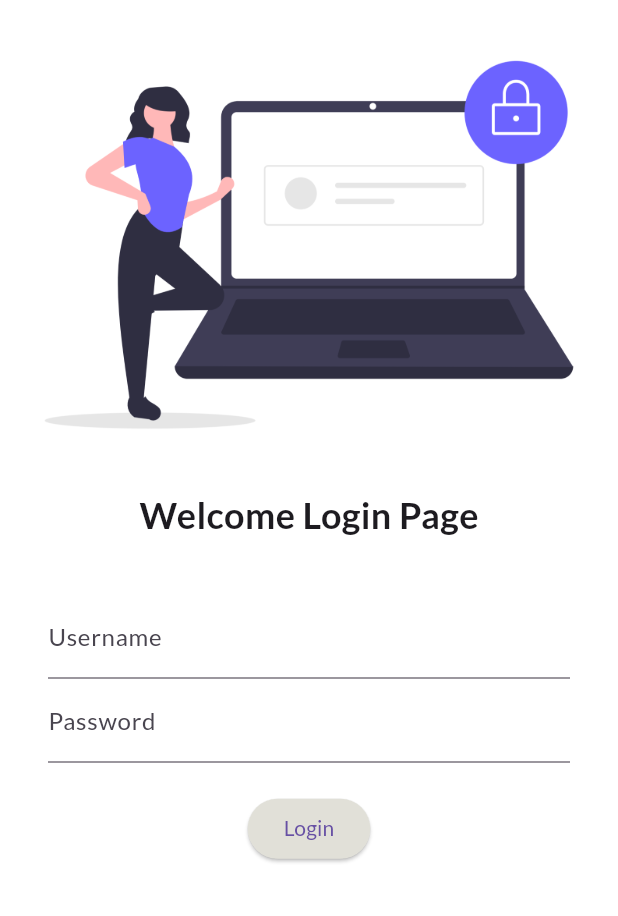
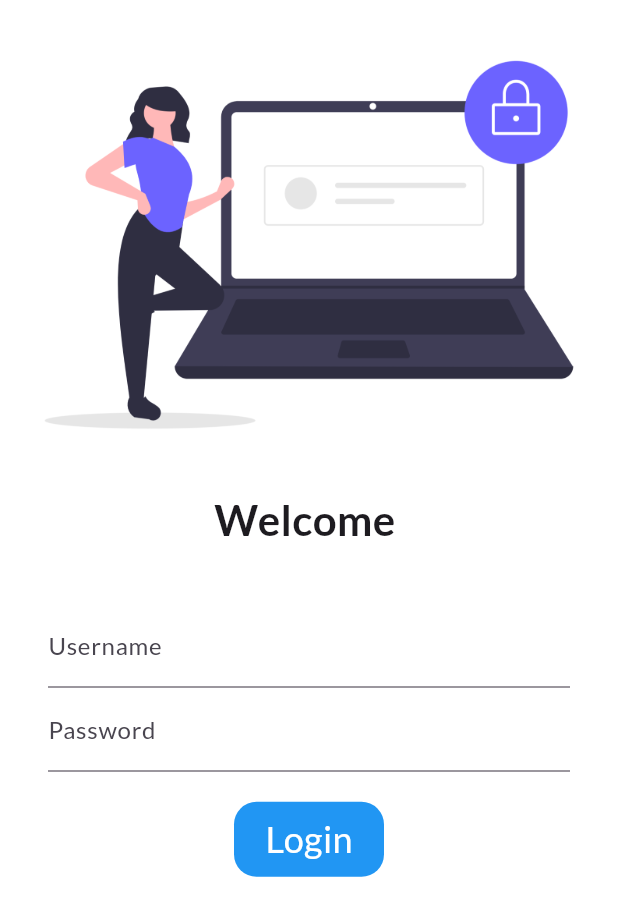
Before and after one commit to dip1vr/day1, a Flutter app: the screen it shows after launch, on a phone screen of 412 x 824 dp. Shown: the top 916 px of the screen. Run offline on Flutter 3.47's test engine with Material 3 defaults, Android fonts, the phone set to English and light mode, and no system bars; our stand-ins replace google_fonts.

Commit message:
refactor: implement routing and enhance login page functionality

```diff
--- a/lib/main.dart
+++ b/lib/main.dart
@@ -1,4 +1,5 @@
 import 'package:flutter/material.dart';
+import 'package:day1/util/routes.dart'; // Import the routes.dart file
 import 'package:day1/pages/homepage.dart';
 import 'package:day1/pages/login_page.dart';
 import 'package:google_fonts/google_fonts.dart';
@@ -19,11 +20,11 @@ class MyApp extends StatelessWidget {
       darkTheme: ThemeData(
         brightness: Brightness.dark,
       ),
-      initialRoute: "/Login",
+      initialRoute: "/",// Use the route from routes.dart
       routes: {
         "/": (context) => LoginPage(),
-        "/home": (context) => Homepage(),
-        "/Login": (context) => LoginPage(),
+        Myroutes.homeRoute: (context) => Homepage(),
+        Myroutes.loginRoute: (context) => LoginPage(),
       },
     );
   }
--- a/lib/pages/login_page.dart
+++ b/lib/pages/login_page.dart
@@ -1,24 +1,36 @@
+import 'package:day1/pages/homepage.dart';
+import 'package:day1/util/routes.dart';
 import 'package:flutter/material.dart';
 
-class LoginPage extends StatelessWidget {
+class LoginPage extends StatefulWidget {
+  @override
+  State<LoginPage> createState() => _LoginPageState();
+}
 
+class _LoginPageState extends State<LoginPage> {
+  String name = "";
+  bool changebutton = false;
   @override
   Widget build(BuildContext context) {
     return Material(
       color: Colors.white,
+      child: SingleChildScrollView(
         child: Column(
           children: [
             SizedBox(
               height: 20,
             ),
-          Image.asset("assets/images/undraw_secure-login_m11a.png", fit: BoxFit.cover),
+            Image.asset(
+              "assets/images/undraw_secure-login_m11a.png",
+              fit: BoxFit.cover,
+            ),
             SizedBox(
               height: 20,
             ),
             Text(
-            "Welcome Login Page",
+              "Welcome $name",
               style: TextStyle(
-              fontSize: 24,
+                fontSize: 28,
                 fontWeight: FontWeight.bold,
               ),
             ),
@@ -34,6 +46,10 @@ class LoginPage extends StatelessWidget {
                       hintText: "Enter username",
                       labelText: "Username",
                     ),
+                    onChanged: (value) {
+                      name = value;
+                      setState(() {});
+                    },
                   ),
                   TextFormField(
                     obscureText: true,
@@ -45,20 +61,50 @@ class LoginPage extends StatelessWidget {
                   SizedBox(
                     height: 20,
                   ),
-                ElevatedButton(
-                  onPressed: () {
-                    print("Hi Flutter");
+                  InkWell(
+                    onTap: () async{
+                      setState(() {
+                        changebutton = true;
+                      });
+
+                      await Future.delayed(Duration(seconds: 1));
+                      Navigator.pushNamed(context, Myroutes.homeRoute);
                     },
+                    child: AnimatedContainer(
+                      duration: Duration(seconds: 1),
+                      height: 50,
+                      width: changebutton ? 50 : 100,
+                      alignment: Alignment.center,
+                      decoration: BoxDecoration(
+                        color: Colors.blue,
+                        borderRadius: BorderRadius.circular(changebutton?50: 15),
+                      ),
+                      child: changebutton
+                          ? Icon(
+                              Icons.done,
+                              color: Colors.white,
+                            )
+                          : Text(
+                              "Login",
+                              style: TextStyle(color: Colors.white, fontSize: 24),
+                            ),
+                    ),
+                  ),
+                  // ElevatedButton(
+                  //   onPressed: () {
+                  //     Navigator.pushNamed(context, Myroutes.homeRoute);
+                  //   },
 
-                  style: TextButton.styleFrom(backgroundColor: const Color.fromARGB(255, 225, 224, 216)),
+                  //   style: TextButton.styleFrom(backgroundColor: const Color.fromARGB(255, 225, 224, 216), minimumSize: Size(200, 50)),
 
-                  child: Text("Login"),
-                ),
+                  //   child: Text("Login"),
+                  // ),
                 ],
               ),
             ),
           ],
         ),
+      ),
     );
   }
 }
--- /dev/null
+++ b/lib/util/routes.dart
@@ -0,0 +1,5 @@
+import 'package:flutter/material.dart';
+class Myroutes {
+  static const String loginRoute = "/login";
+  static const String homeRoute = "/home";
+}
```
Lines whose indentation alone changed are shown as unchanged.
